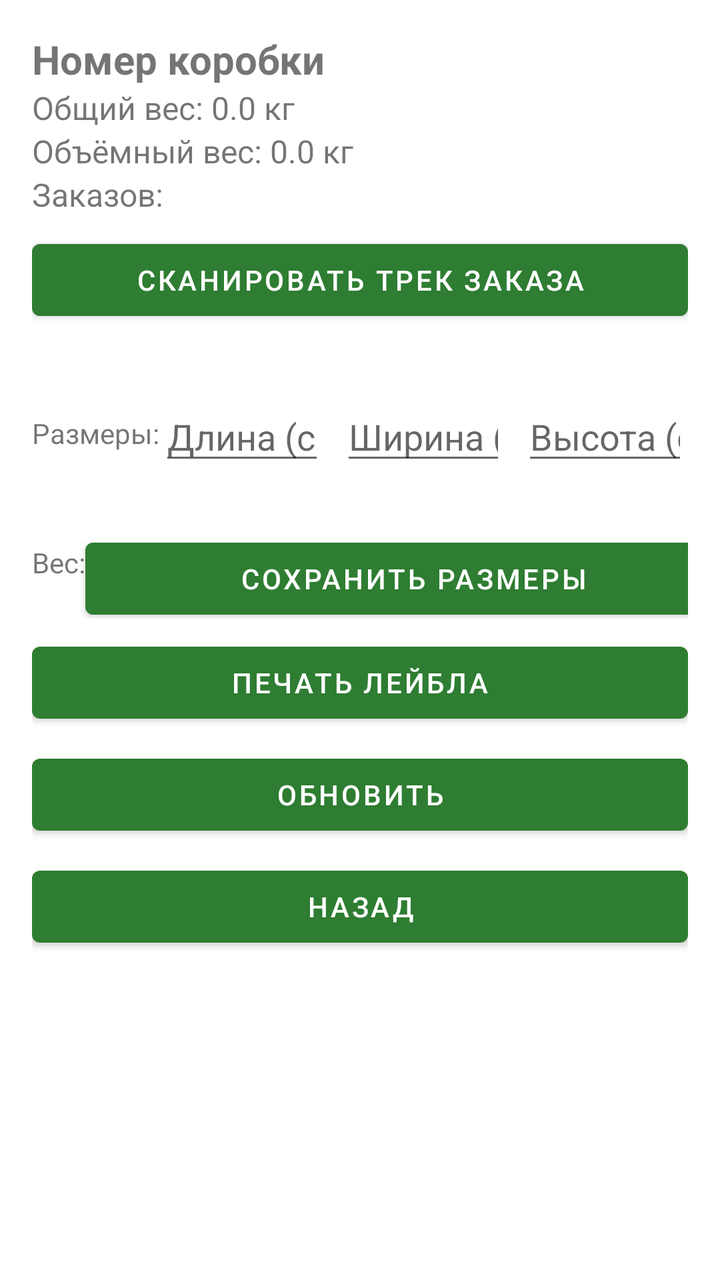
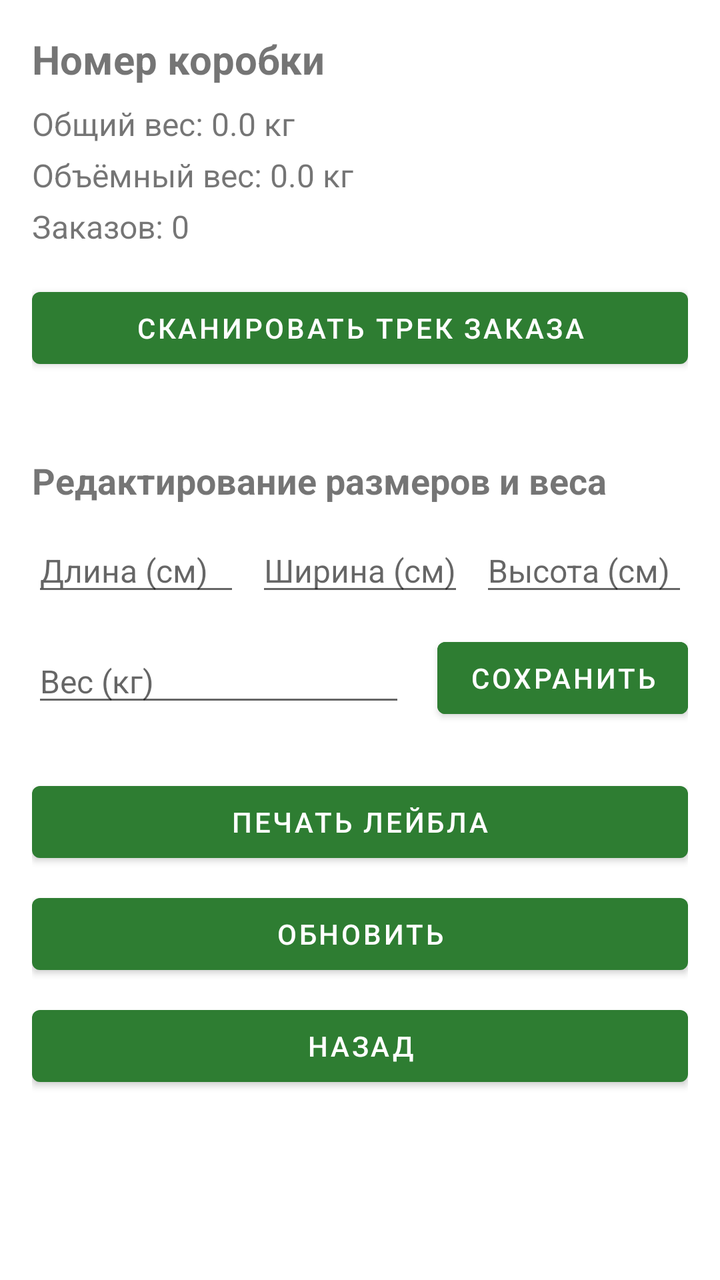

Screens rendered from an Android XML layout before and after an edit, with the pre-edit source and the edit as a unified diff.
<!-- AndroidManifest.xml: application theme AppTheme -->
<!-- res/layout/fragment_box_detail.xml -->
<?xml version="1.0" encoding="utf-8"?>
<ScrollView xmlns:android="http://schemas.android.com/apk/res/android"
    android:layout_width="match_parent"
    android:layout_height="match_parent">

    
    <LinearLayout
        android:layout_width="match_parent"
        android:layout_height="wrap_content"
        android:orientation="vertical"
        android:padding="16dp">

        
        <TextView
            android:id="@+id/tvBoxNumber"
            android:layout_width="wrap_content"
            android:layout_height="wrap_content"
            android:text="Номер коробки"
            android:textSize="20sp"
            android:textStyle="bold" />

        <TextView
            android:id="@+id/tvGrossWeight"
            android:layout_width="wrap_content"
            android:layout_height="wrap_content"
            android:text="Общий вес: 0.0 кг"
            android:textSize="16sp" />

        <TextView
            android:id="@+id/tvVWeight"
            android:layout_width="wrap_content"
            android:layout_height="wrap_content"
            android:text="Объёмный вес: 0.0 кг"
            android:textSize="16sp" />

        <TextView
            android:id="@+id/tvOrderCount"
            android:layout_width="wrap_content"
            android:layout_height="wrap_content"
            android:text="Заказов:"
            android:textSize="16sp" />

        <Button
            android:id="@+id/btnAddOrder"
            android:layout_width="match_parent"
            android:layout_height="wrap_content"
            android:layout_marginTop="8dp"
            android:text="Сканировать трек заказа" />

        <ProgressBar
            android:id="@+id/progressBar"
            android:layout_width="wrap_content"
            android:layout_height="wrap_content"
            android:visibility="gone"
            android:layout_gravity="center" />

        
        <androidx.recyclerview.widget.RecyclerView
            android:id="@+id/rvOrders"
            android:layout_width="match_parent"
            android:layout_height="wrap_content"
            android:layout_marginTop="16dp" />


        
        <LinearLayout
            android:id="@+id/layoutSizes"
            android:layout_width="match_parent"
            android:layout_height="wrap_content"
            android:orientation="horizontal"
            android:gravity="center"
            android:layout_marginTop="16dp">

            <TextView
                android:layout_width="wrap_content"
                android:layout_height="wrap_content"
                android:text="Размеры:" />

            <EditText
                android:id="@+id/etLength"
                android:layout_width="0dp"
                android:layout_weight="1"
                android:layout_height="wrap_content"
                android:hint="Длина (см)"
                android:inputType="number" />

            <EditText
                android:id="@+id/etWidth"
                android:layout_width="0dp"
                android:layout_weight="1"
                android:layout_height="wrap_content"
                android:hint="Ширина (см)"
                android:inputType="number"
                android:layout_marginHorizontal="8dp" />

            <EditText
                android:id="@+id/etHeight"
                android:layout_width="0dp"
                android:layout_weight="1"
                android:layout_height="wrap_content"
                android:hint="Высота (см)"
                android:inputType="number" />

        </LinearLayout>
    
    <LinearLayout
        android:layout_width="match_parent"
        android:layout_height="wrap_content"
        android:orientation="horizontal"
        android:gravity="center_vertical"
        android:layout_marginTop="16dp">

        <TextView
            android:layout_width="wrap_content"
            android:layout_height="wrap_content"
            android:text="Вес:" />

        <EditText
            android:id="@+id/etGrossWeight"
            android:layout_width="0dp"
            android:layout_height="wrap_content"
            android:layout_weight="1"
            android:inputType="numberDecimal"
            android:hint="Вес (кг)" />

        <Button
            android:id="@+id/btnSaveSizes"
            android:layout_width="match_parent"
            android:layout_height="wrap_content"
            android:layout_marginTop="8dp"
            android:text="Сохранить размеры"
            android:backgroundTint="#2E7D32"
            android:textColor="#FFFFFF" />
    </LinearLayout>

        <Button
            android:id="@+id/btnPrint"
            android:layout_width="match_parent"
            android:layout_height="wrap_content"
            android:layout_marginTop="8dp"
            android:text="Печать лейбла" />

        <Button
            android:id="@+id/btnRefresh"
            android:layout_width="match_parent"
            android:layout_height="wrap_content"
            android:layout_marginTop="8dp"
            android:text="Обновить" />

        <Button
            android:id="@+id/btnBack"
            android:layout_width="match_parent"
            android:layout_height="wrap_content"
            android:layout_marginTop="8dp"
            android:text="Назад" />


    </LinearLayout>

</ScrollView>
<!-- resources referenced by this layout -->
<resources>
  <style name="AppTheme" parent="Theme.MaterialComponents.Light.NoActionBar">
          
          <item name="colorPrimary">#2E7D32</item>  
          <item name="colorPrimaryVariant">#1B5E20</item>
          <item name="colorOnPrimary">#FFFFFF</item>
          <item name="colorSecondary">#2E7D32</item>
          <item name="colorSecondaryVariant">#1B5E20</item>
          <item name="colorOnSecondary">#000000</item>
      </style>
</resources>

<!-- the commit's change to res/layout/fragment_box_detail.xml (unified diff, before → after) -->
@@ -1,9 +1,10 @@
 <?xml version="1.0" encoding="utf-8"?>
 <ScrollView xmlns:android="http://schemas.android.com/apk/res/android"
+    xmlns:app="http://schemas.android.com/apk/res-auto"
     android:layout_width="match_parent"
-    android:layout_height="match_parent">
+    android:layout_height="match_parent"
+    android:fillViewport="true">
 
-    
     <LinearLayout
         android:layout_width="match_parent"
         android:layout_height="wrap_content"
@@ -24,120 +25,133 @@
             android:layout_width="wrap_content"
             android:layout_height="wrap_content"
             android:text="Общий вес: 0.0 кг"
-            android:textSize="16sp" />
+            android:textSize="16sp"
+            android:layout_marginTop="8dp" />
 
         <TextView
             android:id="@+id/tvVWeight"
             android:layout_width="wrap_content"
             android:layout_height="wrap_content"
             android:text="Объёмный вес: 0.0 кг"
-            android:textSize="16sp" />
+            android:textSize="16sp"
+            android:layout_marginTop="4dp" />
 
         <TextView
             android:id="@+id/tvOrderCount"
             android:layout_width="wrap_content"
             android:layout_height="wrap_content"
-            android:text="Заказов:"
-            android:textSize="16sp" />
+            android:text="Заказов: 0"
+            android:textSize="16sp"
+            android:layout_marginTop="4dp" />
 
+        
         <Button
             android:id="@+id/btnAddOrder"
             android:layout_width="match_parent"
             android:layout_height="wrap_content"
-            android:layout_marginTop="8dp"
+            android:layout_marginTop="16dp"
             android:text="Сканировать трек заказа" />
 
+        
         <ProgressBar
             android:id="@+id/progressBar"
             android:layout_width="wrap_content"
             android:layout_height="wrap_content"
+            android:layout_gravity="center"
             android:visibility="gone"
-            android:layout_gravity="center" />
+            android:layout_marginTop="16dp" />
 
         
         <androidx.recyclerview.widget.RecyclerView
             android:id="@+id/rvOrders"
             android:layout_width="match_parent"
             android:layout_height="wrap_content"
-            android:layout_marginTop="16dp" />
-
+            android:layout_marginTop="16dp"
+            android:nestedScrollingEnabled="false" />
 
         
         <LinearLayout
-            android:id="@+id/layoutSizes"
             android:layout_width="match_parent"
             android:layout_height="wrap_content"
-            android:orientation="horizontal"
-            android:gravity="center"
-            android:layout_marginTop="16dp">
+            android:orientation="vertical"
+            android:layout_marginTop="24dp">
 
             <TextView
                 android:layout_width="wrap_content"
                 android:layout_height="wrap_content"
-                android:text="Размеры:" />
+                android:text="Редактирование размеров и веса"
+                android:textStyle="bold"
+                android:textSize="18sp" />
 
-            <EditText
-                android:id="@+id/etLength"
-                android:layout_width="0dp"
-                android:layout_weight="1"
+            <LinearLayout
+                android:layout_width="match_parent"
                 android:layout_height="wrap_content"
-                android:hint="Длина (см)"
-                android:inputType="number" />
+                android:orientation="horizontal"
+                android:layout_marginTop="12dp"
+                android:gravity="center_vertical">
 
-            <EditText
-                android:id="@+id/etWidth"
-                android:layout_width="0dp"
-                android:layout_weight="1"
+                <EditText
+                    android:id="@+id/etLength"
+                    android:layout_width="0dp"
+                    android:layout_weight="1"
+                    android:layout_height="wrap_content"
+                    android:hint="Длина (см)"
+                    android:inputType="number"
+                    android:textSize="16sp" />
+
+                <EditText
+                    android:id="@+id/etWidth"
+                    android:layout_width="0dp"
+                    android:layout_weight="1"
+                    android:layout_height="wrap_content"
+                    android:hint="Ширина (см)"
+                    android:inputType="number"
+                    android:textSize="16sp"
+                    android:layout_marginHorizontal="8dp" />
+
+                <EditText
+                    android:id="@+id/etHeight"
+                    android:layout_width="0dp"
+                    android:layout_weight="1"
+                    android:layout_height="wrap_content"
+                    android:hint="Высота (см)"
+                    android:inputType="number"
+                    android:textSize="16sp" />
+            </LinearLayout>
+
+            <LinearLayout
+                android:layout_width="match_parent"
                 android:layout_height="wrap_content"
-                android:hint="Ширина (см)"
-                android:inputType="number"
-                android:layout_marginHorizontal="8dp" />
+                android:orientation="horizontal"
+                android:layout_marginTop="12dp"
+                android:gravity="center_vertical">
 
-            <EditText
-                android:id="@+id/etHeight"
-                android:layout_width="0dp"
-                android:layout_weight="1"
-                android:layout_height="wrap_content"
-                android:hint="Высота (см)"
-                android:inputType="number" />
+                <EditText
+                    android:id="@+id/etGrossWeight"
+                    android:layout_width="0dp"
+                    android:layout_weight="1"
+                    android:layout_height="wrap_content"
+                    android:hint="Вес (кг)"
+                    android:inputType="numberDecimal"
+                    android:textSize="16sp" />
 
+                <Button
+                    android:id="@+id/btnSaveSizes"
+                    android:layout_width="wrap_content"
+                    android:layout_height="wrap_content"
+                    android:layout_marginStart="16dp"
+                    android:text="Сохранить"
+                    android:backgroundTint="#2E7D32"
+                    android:textColor="#FFFFFF" />
+            </LinearLayout>
         </LinearLayout>
-    
-    <LinearLayout
-        android:layout_width="match_parent"
-        android:layout_height="wrap_content"
-        android:orientation="horizontal"
-        android:gravity="center_vertical"
-        android:layout_marginTop="16dp">
 
-        <TextView
-            android:layout_width="wrap_content"
-            android:layout_height="wrap_content"
-            android:text="Вес:" />
-
-        <EditText
-            android:id="@+id/etGrossWeight"
-            android:layout_width="0dp"
-            android:layout_height="wrap_content"
-            android:layout_weight="1"
-            android:inputType="numberDecimal"
-            android:hint="Вес (кг)" />
-
-        <Button
-            android:id="@+id/btnSaveSizes"
-            android:layout_width="match_parent"
-            android:layout_height="wrap_content"
-            android:layout_marginTop="8dp"
-            android:text="Сохранить размеры"
-            android:backgroundTint="#2E7D32"
-            android:textColor="#FFFFFF" />
-    </LinearLayout>
-
+        
         <Button
             android:id="@+id/btnPrint"
             android:layout_width="match_parent"
             android:layout_height="wrap_content"
-            android:layout_marginTop="8dp"
+            android:layout_marginTop="24dp"
             android:text="Печать лейбла" />
 
         <Button
@@ -154,7 +168,5 @@
             android:layout_marginTop="8dp"
             android:text="Назад" />
 
-
     </LinearLayout>
-
 </ScrollView>
